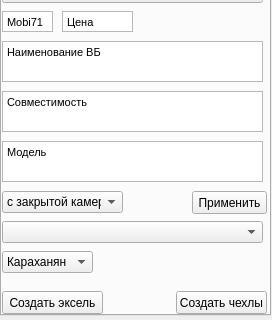
The window that WB/MakeBookPrint/MakeBookPrintUi.ui (gora5624/Python) describes before a commit, drawn with Qt 5; both pictures show x 0 to 272 and y 185 to 505 of the 272 by 505 pixel window.
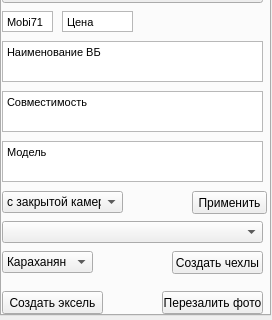
The same window after the commit.

```diff
--- a/WB/MakeBookPrint/MakeBookPrintUi.ui
+++ b/WB/MakeBookPrint/MakeBookPrintUi.ui
@@ -464,8 +464,8 @@
     <widget class="QPushButton" name="CreateCase">
      <property name="geometry">
       <rect>
-       <x>174</x>
-       <y>440</y>
+       <x>170</x>
+       <y>400</y>
        <width>91</width>
        <height>23</height>
       </rect>
@@ -504,6 +504,19 @@
       </property>
      </item>
     </widget>
+    <widget class="QPushButton" name="ChekImage">
+     <property name="geometry">
+      <rect>
+       <x>160</x>
+       <y>440</y>
+       <width>101</width>
+       <height>23</height>
+      </rect>
+     </property>
+     <property name="text">
+      <string>Перезалить фото</string>
+     </property>
+    </widget>
    </widget>
   </widget>
  </widget>
```
